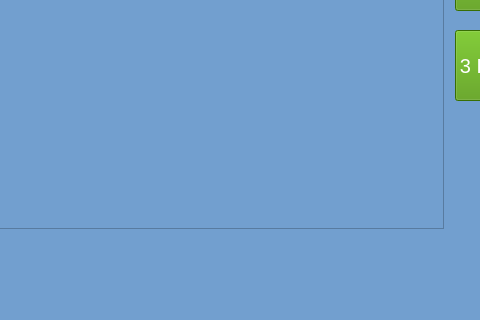
Old version of the form mainwindow.ui in the repository Julian-guillermo-zapata-rugeles/disparos_proyectil; both pictures show x 765 to 1245 and y 280 to 600 of the 1400 by 600 pixel window.
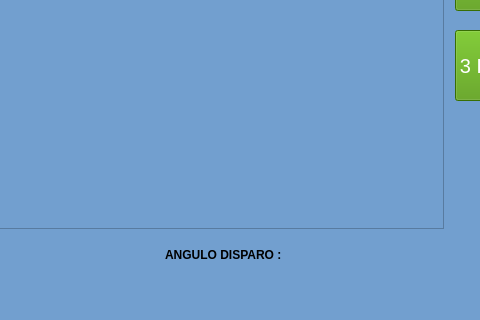
New version of the form. Icons and pictures are not drawn.

The edit to the form file:
```diff
--- a/mainwindow.ui
+++ b/mainwindow.ui
@@ -130,6 +130,19 @@
      <string>3 DEFENSA</string>
     </property>
    </widget>
+   <widget class="QLabel" name="label_defensa">
+    <property name="geometry">
+     <rect>
+      <x>930</x>
+      <y>520</y>
+      <width>151</width>
+      <height>31</height>
+     </rect>
+    </property>
+    <property name="text">
+     <string>&lt;html&gt;&lt;head/&gt;&lt;body&gt;&lt;p&gt;&lt;span style=&quot; font-weight:600;&quot;&gt;ANGULO DISPARO :&lt;/span&gt;&lt;/p&gt;&lt;/body&gt;&lt;/html&gt;</string>
+    </property>
+   </widget>
   </widget>
   <widget class="QMenuBar" name="menubar">
    <property name="geometry">
```
